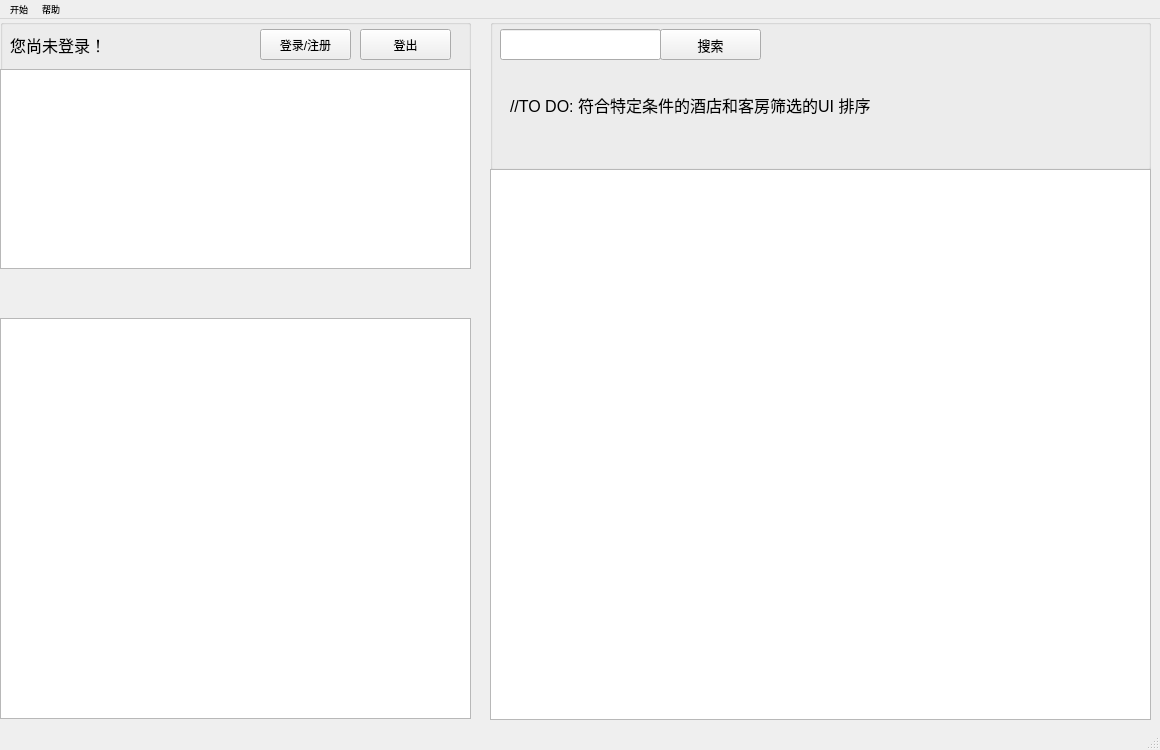
Before: the Qt Designer form mainwindow.ui in ziho719/HMS, drawn with Qt 5.
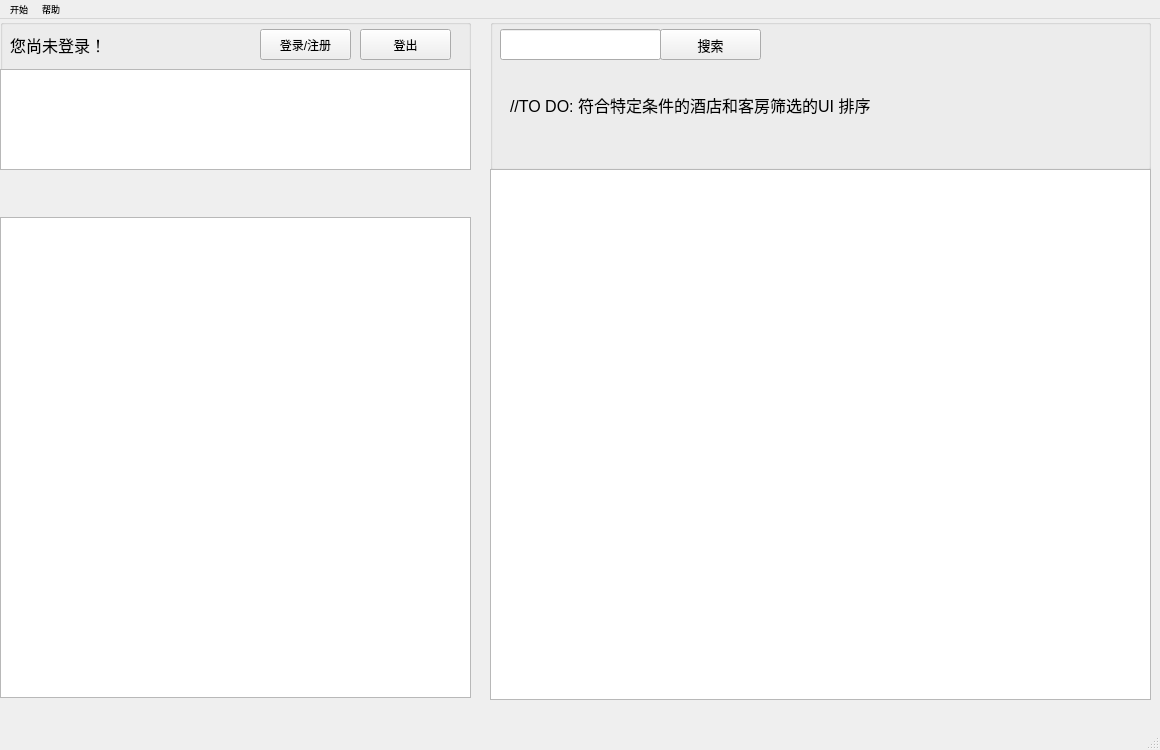
After: the same form once the commit is applied.

The edit to the form file:
```diff
--- a/mainwindow.ui
+++ b/mainwindow.ui
@@ -23,9 +23,9 @@
     <property name="geometry">
      <rect>
       <x>0</x>
-      <y>250</y>
+      <y>149</y>
       <width>471</width>
-      <height>450</height>
+      <height>551</height>
      </rect>
     </property>
     <widget class="QListWidget" name="list_detail">
@@ -34,7 +34,7 @@
        <x>0</x>
        <y>49</y>
        <width>471</width>
-       <height>401</height>
+       <height>481</height>
       </rect>
      </property>
      <property name="spacing">
@@ -70,7 +70,7 @@
       <x>0</x>
       <y>0</y>
       <width>471</width>
-      <height>250</height>
+      <height>151</height>
      </rect>
     </property>
     <property name="title">
@@ -82,9 +82,18 @@
        <x>0</x>
        <y>50</y>
        <width>471</width>
-       <height>200</height>
+       <height>101</height>
       </rect>
      </property>
+     <property name="autoFillBackground">
+      <bool>false</bool>
+     </property>
+     <property name="selectionMode">
+      <enum>QAbstractItemView::NoSelection</enum>
+     </property>
+     <property name="showGrid">
+      <bool>false</bool>
+     </property>
     </widget>
     <widget class="QPushButton" name="signInBtn">
      <property name="geometry">
@@ -211,7 +220,7 @@
       <x>490</x>
       <y>150</y>
       <width>661</width>
-      <height>551</height>
+      <height>531</height>
      </rect>
     </property>
     <property name="spacing">
```
Left out of the diff: 9 changed lines with no effect on the pictures.
